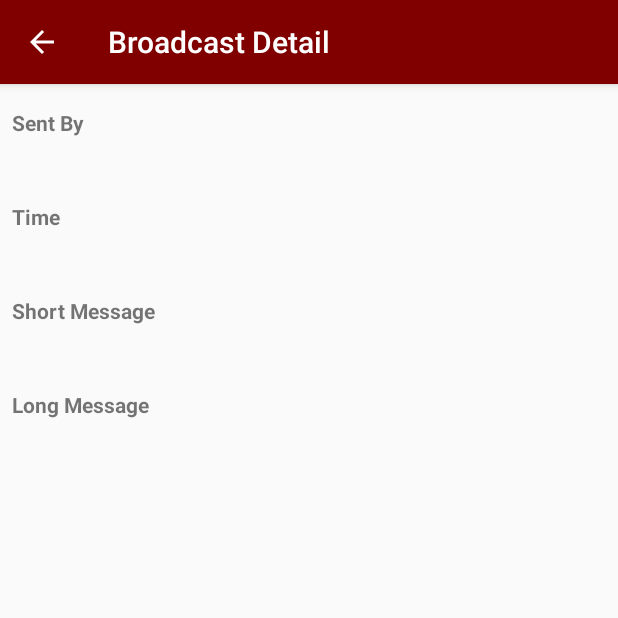
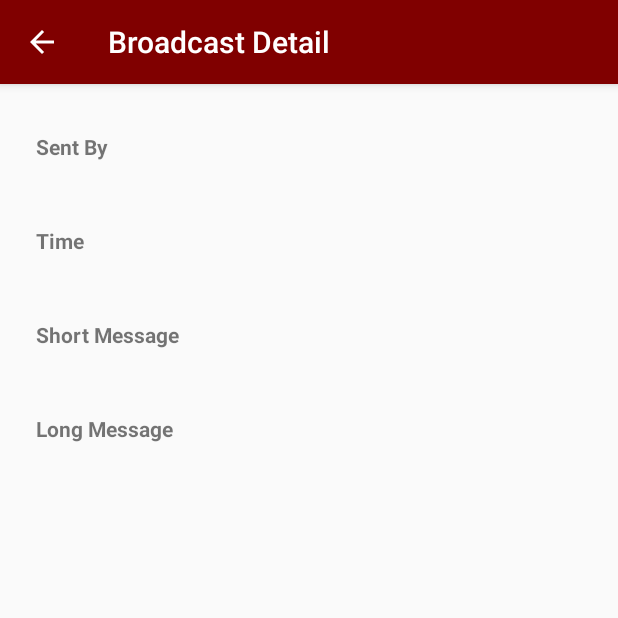
Before and after one commit to kenschenke/BroncoCast-Android, an Android app: the BroadcastDetailActivity screen opened directly, with no data from a screen before it, on a phone screen of 412 x 824 dp, the top half of it. Run offline under Robolectric (Android 15) with nearby library versions, the phone set to English and light mode, and no system bars; 1 statement that could not run was skipped.

Commit message:
Add padding to broadcast detail fragment

```diff
--- a/app/src/main/res/layout/activity_broadcast_detail.xml
+++ b/app/src/main/res/layout/activity_broadcast_detail.xml
@@ -8,16 +8,23 @@
 
     <ScrollView
         android:id="@+id/scrollView2"
-        android:layout_width="395dp"
-        android:layout_height="715dp"
-        tools:layout_editor_absoluteX="8dp"
-        tools:layout_editor_absoluteY="8dp">
+        android:layout_width="0dp"
+        android:layout_height="0dp"
+        android:layout_marginStart="16dp"
+        android:layout_marginLeft="16dp"
+        android:layout_marginTop="16dp"
+        android:layout_marginEnd="16dp"
+        android:layout_marginRight="16dp"
+        android:layout_marginBottom="16dp"
+        app:layout_constraintBottom_toBottomOf="parent"
+        app:layout_constraintEnd_toEndOf="parent"
+        app:layout_constraintStart_toStartOf="parent"
+        app:layout_constraintTop_toTopOf="parent">
 
         <LinearLayout
             android:layout_width="match_parent"
             android:layout_height="wrap_content"
-            android:orientation="vertical"
-            >
+            android:orientation="vertical">
 
             <TextView
                 android:id="@+id/textViewSentByLabel"
@@ -41,8 +48,7 @@
                 android:layout_marginTop="8dp"
                 android:text="TextView"
                 app:layout_constraintEnd_toEndOf="parent"
-                app:layout_constraintStart_toEndOf="@+id/textViewSentByLabel"
-                />
+                app:layout_constraintStart_toEndOf="@+id/textViewSentByLabel" />
 
             <TextView
                 android:id="@+id/textViewDeliveredLabel"
@@ -66,8 +72,7 @@
                 android:layout_marginTop="8dp"
                 android:text="TextView"
                 app:layout_constraintEnd_toEndOf="parent"
-                app:layout_constraintStart_toEndOf="@+id/textViewDeliveredLabel"
-                />
+                app:layout_constraintStart_toEndOf="@+id/textViewDeliveredLabel" />
 
             <TextView
                 android:id="@+id/textViewShortMsgLabel"
--- a/app/src/main/res/layout/fragment_broadcasts.xml
+++ b/app/src/main/res/layout/fragment_broadcasts.xml
@@ -3,6 +3,7 @@
     xmlns:tools="http://schemas.android.com/tools"
     android:layout_width="match_parent"
     android:layout_height="match_parent"
+    android:padding="10dp"
     tools:context=".BroadcastsFragment">
 
     <ListView
```
